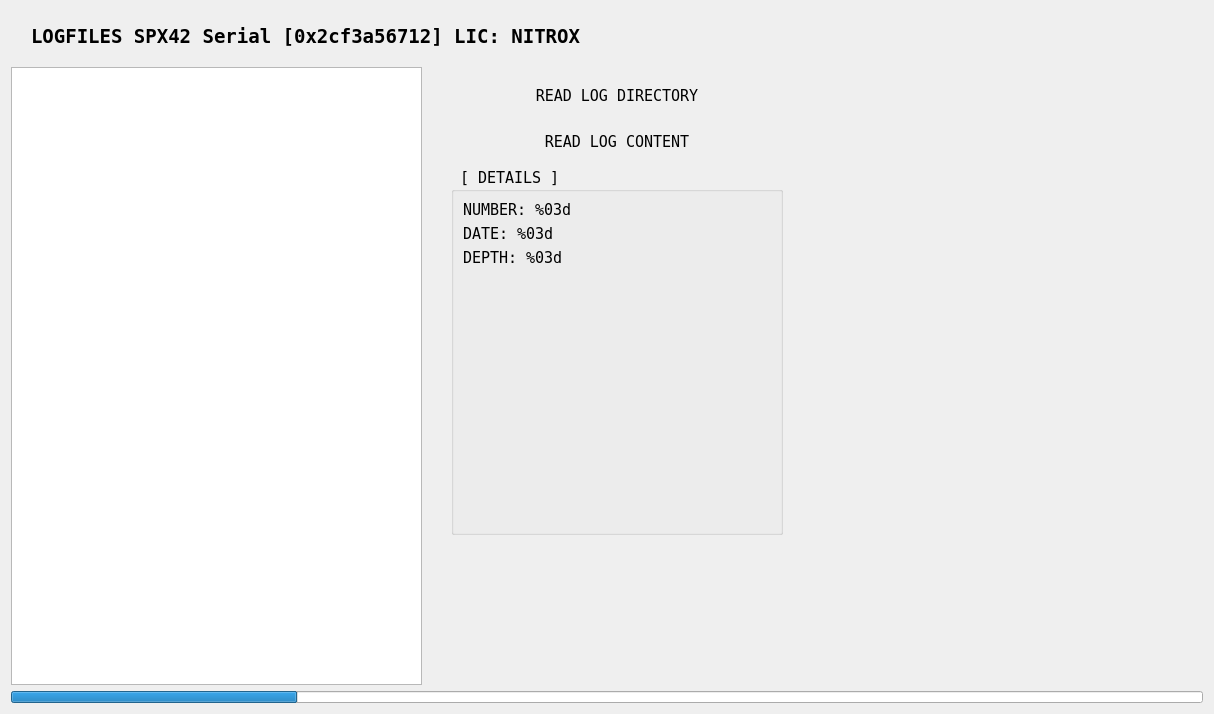
Qt form src/ui/LogFragment.ui (dmarc0001/spx42Control) before a commit.
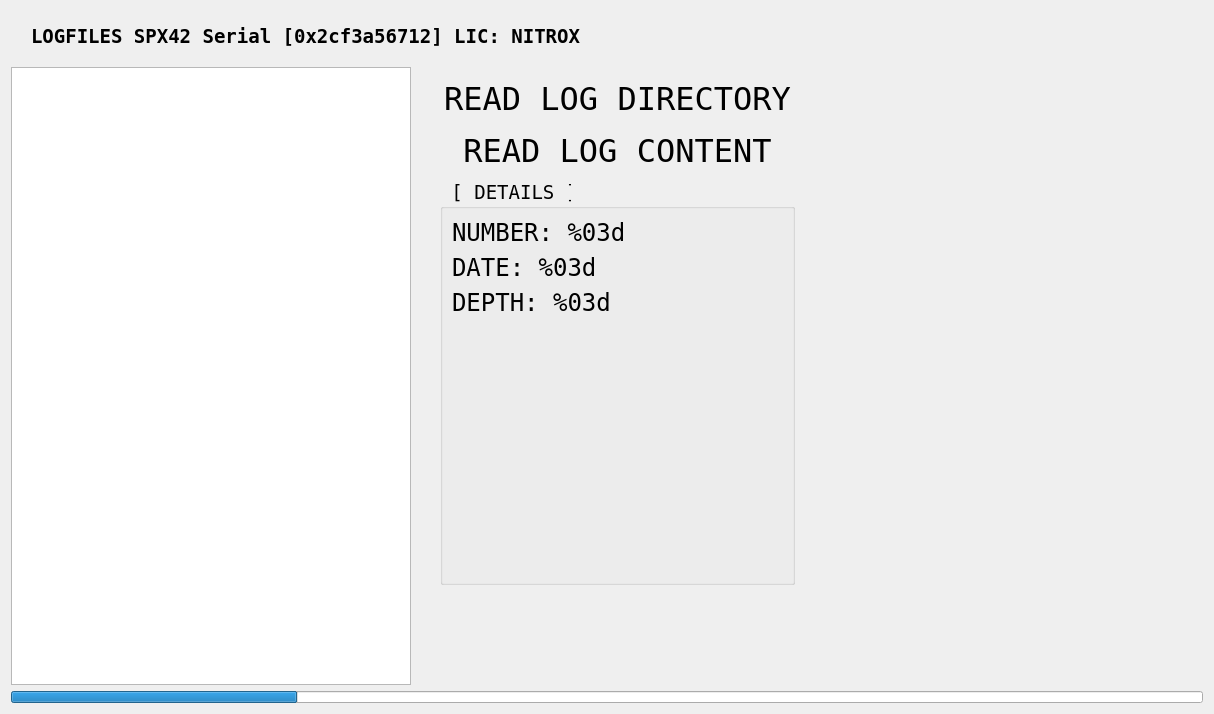
The same form after that commit.

Patch:
```diff
--- a/src/ui/LogFragment.ui
+++ b/src/ui/LogFragment.ui
@@ -152,7 +152,7 @@
         <property name="font">
          <font>
           <family>DejaVu Sans Mono</family>
-          <pointsize>11</pointsize>
+          <pointsize>14</pointsize>
           <weight>75</weight>
           <bold>true</bold>
          </font>
@@ -207,7 +207,7 @@
            <property name="font">
             <font>
              <family>DejaVu Sans Mono</family>
-             <pointsize>11</pointsize>
+             <pointsize>24</pointsize>
             </font>
            </property>
            <property name="statusTip">
@@ -232,6 +232,11 @@
              <height>40</height>
             </size>
            </property>
+           <property name="font">
+            <font>
+             <pointsize>24</pointsize>
+            </font>
+           </property>
            <property name="statusTip">
             <string>read logfile content if left selected...</string>
            </property>
@@ -245,6 +250,11 @@
          </item>
          <item>
           <widget class="QGroupBox" name="detailsGroupBox">
+           <property name="font">
+            <font>
+             <pointsize>14</pointsize>
+            </font>
+           </property>
            <property name="statusTip">
             <string>details from log if on of entrys selected...</string>
            </property>
@@ -257,6 +267,11 @@
            <layout class="QVBoxLayout" name="verticalLayout_3">
             <item>
              <widget class="QLabel" name="diveNumberLabel">
+              <property name="font">
+               <font>
+                <pointsize>18</pointsize>
+               </font>
+              </property>
               <property name="text">
                <string>NUMBER: %03d</string>
               </property>
@@ -264,6 +279,11 @@
             </item>
             <item>
              <widget class="QLabel" name="diveDateLabel">
+              <property name="font">
+               <font>
+                <pointsize>18</pointsize>
+               </font>
+              </property>
               <property name="text">
                <string>DATE: %03d</string>
               </property>
@@ -271,6 +291,11 @@
             </item>
             <item>
              <widget class="QLabel" name="diveDepthLabel">
+              <property name="font">
+               <font>
+                <pointsize>18</pointsize>
+               </font>
+              </property>
               <property name="text">
                <string>DEPTH: %03d</string>
               </property>
```
